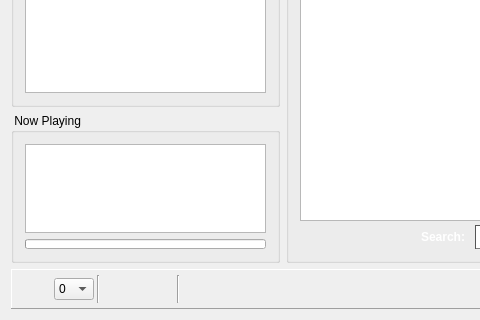
The window that vlc-record/recorder.ui (code-google-com/vlc-record) describes before a commit, drawn with Qt 5; both pictures show x 0 to 480 and y 130 to 450 of the 700 by 450 pixel window.
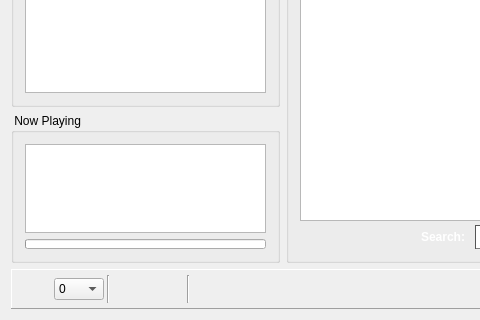
The same window after the commit. Icons and pictures are not drawn. Custom widgets are drawn as their Qt base class.

Diff of the .ui file:
```diff
--- a/vlc-record/recorder.ui
+++ b/vlc-record/recorder.ui
@@ -382,7 +382,7 @@
        <widget class="QComboBox" name="cbxTimeShift">
         <property name="minimumSize">
          <size>
-          <width>40</width>
+          <width>50</width>
           <height>0</height>
          </size>
         </property>
```
